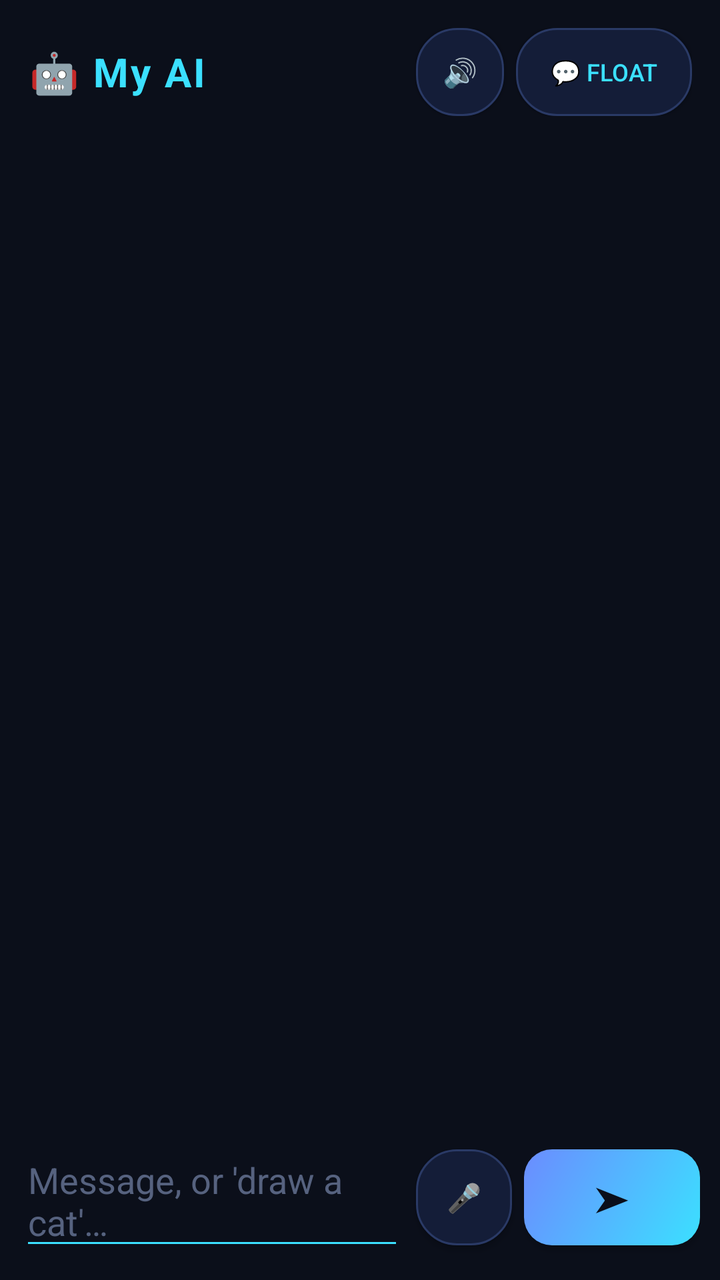
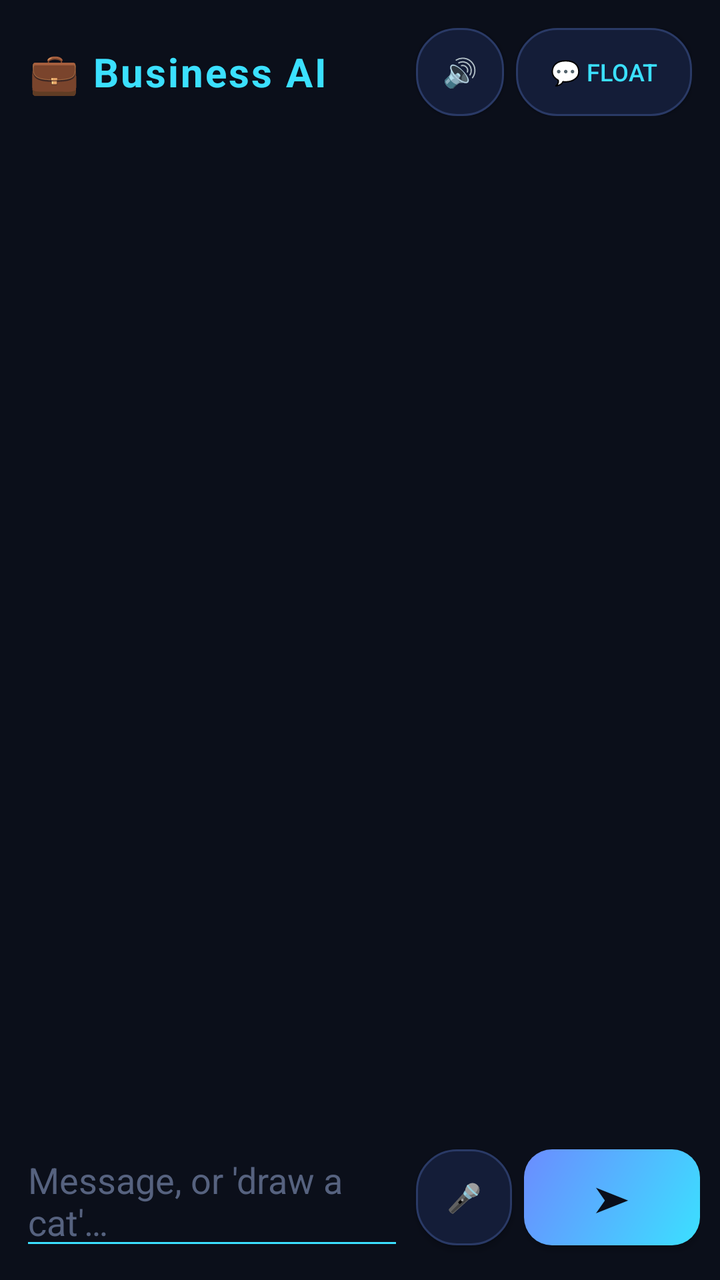

Compare the two renders of this Android layout. The source of the first and the diff that turns it into the second are given below.
<!-- AndroidManifest.xml: application theme Theme.MyAI -->
<!-- res/layout/activity_chat.xml -->
<?xml version="1.0" encoding="utf-8"?>
<LinearLayout xmlns:android="http://schemas.android.com/apk/res/android"
    android:layout_width="match_parent"
    android:layout_height="match_parent"
    android:orientation="vertical"
    android:background="#0B0F1A">

    
    <LinearLayout
        android:layout_width="match_parent"
        android:layout_height="wrap_content"
        android:orientation="horizontal"
        android:gravity="center_vertical"
        android:padding="14dp">
        <TextView
            android:layout_width="0dp" android:layout_height="wrap_content" android:layout_weight="1"
            android:text="🤖 My AI" android:textColor="#3BE0FF" android:textSize="20sp"
            android:textStyle="bold" android:letterSpacing="0.05" />
        <Button android:id="@+id/muteBtn" android:layout_width="44dp" android:layout_height="44dp"
            android:text="🔊" android:background="@drawable/chip_off" />
        <Button android:id="@+id/bubbleBtn" android:layout_width="wrap_content" android:layout_height="44dp"
            android:text="💬 Float" android:textSize="12sp" android:textColor="#3BE0FF"
            android:background="@drawable/chip_off" android:layout_marginStart="6dp" />
    </LinearLayout>

    
    <LinearLayout android:id="@+id/modeRow"
        android:layout_width="match_parent" android:layout_height="wrap_content"
        android:orientation="horizontal" android:paddingStart="8dp" android:paddingEnd="8dp"
        android:paddingBottom="6dp" />

    
    <ScrollView android:id="@+id/scroll"
        android:layout_width="match_parent" android:layout_height="0dp" android:layout_weight="1"
        android:padding="8dp">
        <LinearLayout android:id="@+id/messages"
            android:layout_width="match_parent" android:layout_height="wrap_content"
            android:orientation="vertical" />
    </ScrollView>

    
    <LinearLayout
        android:layout_width="match_parent" android:layout_height="wrap_content"
        android:orientation="horizontal" android:padding="10dp" android:gravity="center_vertical">
        <EditText android:id="@+id/input"
            android:layout_width="0dp" android:layout_height="wrap_content" android:layout_weight="1"
            android:hint="Message, or 'draw a cat'…" android:textColor="#E6EEFF" android:textColorHint="#56627F"
            android:backgroundTint="#3BE0FF" android:maxLines="4" android:inputType="textCapSentences|textMultiLine" />
        <Button android:id="@+id/micBtn" android:layout_width="48dp" android:layout_height="48dp"
            android:text="🎤" android:background="@drawable/chip_off" android:layout_marginStart="6dp" />
        <Button android:id="@+id/sendBtn" android:layout_width="wrap_content" android:layout_height="48dp"
            android:text="➤" android:textSize="18sp" android:background="@drawable/btn_send"
            android:textColor="#0A0E1A" android:layout_marginStart="6dp" />
    </LinearLayout>
</LinearLayout>
<!-- resources referenced by this layout -->
<resources>
  <!-- drawable btn_send (drawable) -->
  <?xml version="1.0" encoding="utf-8"?>
  <shape xmlns:android="http://schemas.android.com/apk/res/android" android:shape="rectangle">
      <gradient android:angle="135" android:startColor="#3BE0FF" android:endColor="#6B8CFF" />
      <corners android:radius="14dp" />
  </shape>
  <!-- drawable chip_off (drawable) -->
  <?xml version="1.0" encoding="utf-8"?>
  <shape xmlns:android="http://schemas.android.com/apk/res/android" android:shape="rectangle">
      <solid android:color="#141d38" />
      <stroke android:width="1dp" android:color="#2a3a66" />
      <corners android:radius="20dp" />
  </shape>
  <style name="Theme.MyAI" parent="Theme.Material3.DayNight.NoActionBar">
          <item name="colorPrimary">#3BE0FF</item>
          <item name="android:windowBackground">#0B0F1A</item>
          <item name="android:statusBarColor">#0B0F1A</item>
      </style>
</resources>

<!-- the commit's change to res/layout/activity_chat.xml (unified diff, before → after) -->
@@ -14,7 +14,7 @@
         android:padding="14dp">
         <TextView
             android:layout_width="0dp" android:layout_height="wrap_content" android:layout_weight="1"
-            android:text="🤖 My AI" android:textColor="#3BE0FF" android:textSize="20sp"
+            android:text="💼 Business AI" android:textColor="#3BE0FF" android:textSize="20sp"
             android:textStyle="bold" android:letterSpacing="0.05" />
         <Button android:id="@+id/muteBtn" android:layout_width="44dp" android:layout_height="44dp"
             android:text="🔊" android:background="@drawable/chip_off" />
@@ -24,10 +24,14 @@
     </LinearLayout>
 
     
-    <LinearLayout android:id="@+id/modeRow"
+    <HorizontalScrollView
         android:layout_width="match_parent" android:layout_height="wrap_content"
-        android:orientation="horizontal" android:paddingStart="8dp" android:paddingEnd="8dp"
-        android:paddingBottom="6dp" />
+        android:scrollbars="none" android:paddingStart="8dp" android:paddingEnd="8dp"
+        android:paddingBottom="6dp">
+        <LinearLayout android:id="@+id/toolkit"
+            android:layout_width="wrap_content" android:layout_height="wrap_content"
+            android:orientation="horizontal" />
+    </HorizontalScrollView>
 
     
     <ScrollView android:id="@+id/scroll"
